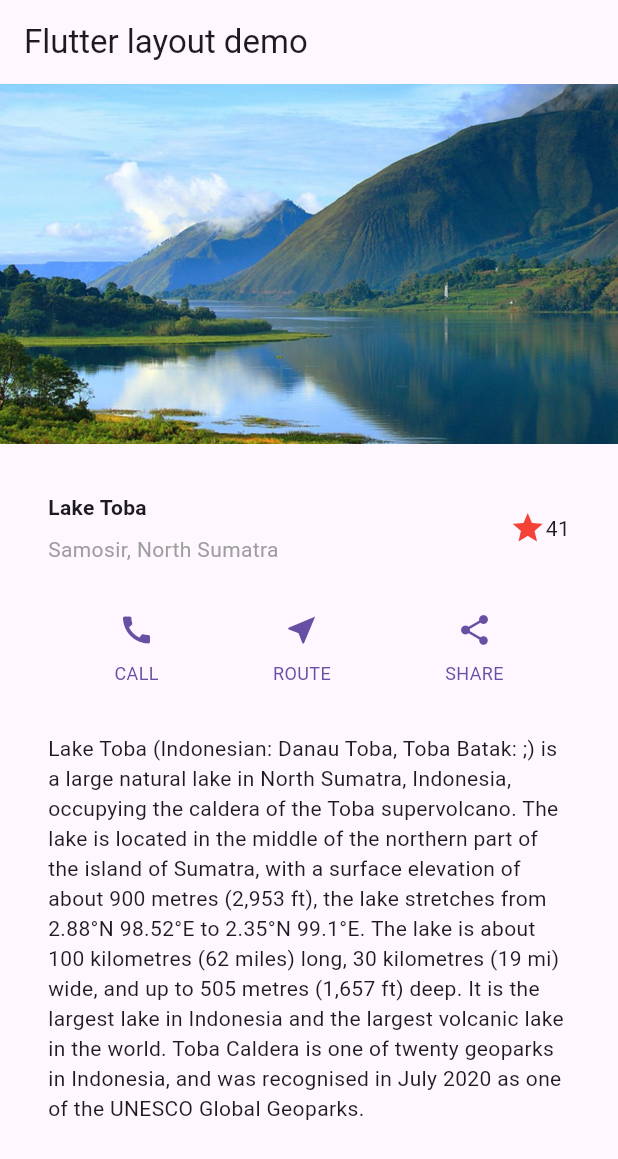
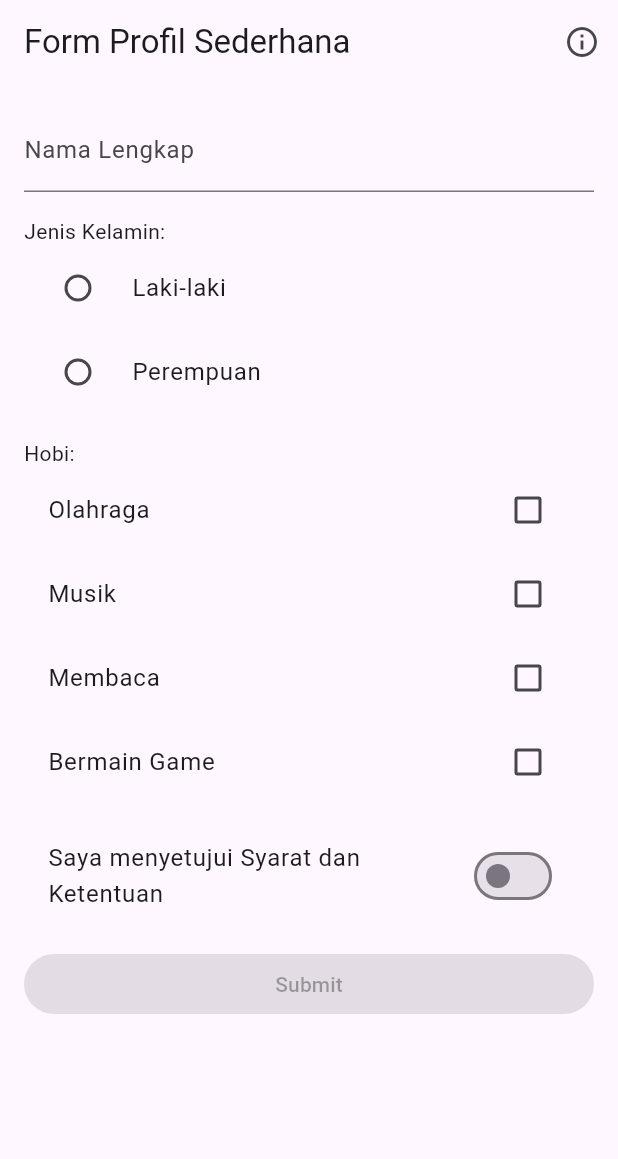
Before and after one commit to jcyleen-lgtm/tugas6_flutter, a Flutter app: the screen it shows after launch, on a phone screen of 412 x 824 dp. Shown: the top 1159 px of the screen. Run offline on Flutter 3.47's test engine with Material 3 defaults, Android fonts, the phone set to English and light mode, and no system bars.

Commit message:
Update tugas untuk repository tugas4

```diff
--- a/lib/main.dart
+++ b/lib/main.dart
@@ -1,226 +1,133 @@
 import 'package:flutter/material.dart';
-import 'package:flutter/rendering.dart';
 
-// void main() => runApp(const MyApp());
-void main() {
-  debugPaintSizeEnabled = true;
-  runApp(const MyApp());
-}
+void main() => runApp(const MyApp());
 
 class MyApp extends StatelessWidget {
   const MyApp({super.key});
 
   @override
   Widget build(BuildContext context) {
-    const String appTitle = 'Flutter layout demo';
     return MaterialApp(
-      title: appTitle,
-      home: Scaffold(
-        appBar: AppBar(title: const Text(appTitle)),
-        // #docregion add-widget
-        body: const SingleChildScrollView(
-          child: Column(
-            children: [
-              // image
-              ImageSection(image: 'lib/assets/images/danau_toba.jpg'),
+      debugShowCheckedModeBanner: false,
+      theme: ThemeData(
+        useMaterial3: true,
+        colorSchemeSeed: Colors.deepPurple,
+      ),
+      home: const ProfileFormPage(),
+    );
+  }
+}
 
-              // row 1
-              TitleSection(
-                name: 'Lake Toba',
-                location: 'Samosir, North Sumatra',
-              ),
+class ProfileFormPage extends StatefulWidget {
+  const ProfileFormPage({super.key});
 
-              // row 2
-              ButtonSection(),
+  @override
+  State<ProfileFormPage> createState() => _ProfileFormPageState();
+}
 
-              // text
-              TextSection(
-                description:
-                'Lake Toba (Indonesian: Danau Toba, Toba Batak: ;) is a large '
-                    'natural lake in North Sumatra, Indonesia, occupying the caldera of '
-                    'the Toba supervolcano. The lake is located in the middle of '
-                    'the northern part of the island of Sumatra, with a surface elevation '
-                    'of about 900 metres (2,953 ft), the lake stretches '
-                    'from 2.88°N 98.52°E to 2.35°N 99.1°E. '
-                    'The lake is about 100 kilometres (62 miles) long, 30 kilometres (19 mi) wide, '
-                    'and up to 505 metres (1,657 ft) deep. It is the largest lake in Indonesia '
-                    'and the largest volcanic lake in the world. '
-                    'Toba Caldera is one of twenty geoparks in Indonesia, '
-                    'and was recognised in July 2020 as one of the UNESCO Global Geoparks.',
-              ),
-            ],
+class _ProfileFormPageState extends State<ProfileFormPage> {
+  final TextEditingController _nameController = TextEditingController();
+  String? gender;
+  Map<String, bool> hobbies = {
+    "Olahraga": false,
+    "Musik": false,
+    "Membaca": false,
+    "Bermain Game": false,
+  };
+  bool agreed = false;
+
+  bool get isFormValid =>
+      _nameController.text.isNotEmpty && gender != null && agreed;
+
+  void _showProfileData() {
+    final selectedHobbies =
+    hobbies.entries.where((e) => e.value).map((e) => e.key).join(", ");
+
+    showDialog(
+      context: context,
+      builder: (_) => AlertDialog(
+        title: const Text("Data Profil Anda"),
+        content: Text(
+          "Nama: ${_nameController.text}\n"
+              "Jenis Kelamin: $gender\n"
+              "Hobi: ${selectedHobbies.isEmpty ? '-' : selectedHobbies}\n"
+              "Menyetujui Syarat: ${agreed ? "Ya" : "Tidak"}",
+        ),
+        actions: [
+          TextButton(
+            onPressed: () => Navigator.pop(context),
+            child: const Text("Tutup"),
           ),
+        ],
+      ),
+    );
+  }
+
+  @override
+  Widget build(BuildContext context) {
+    return Scaffold(
+      appBar: AppBar(
+        title: const Text("Form Profil Sederhana"),
+        actions: [
+          IconButton(
+            icon: const Icon(Icons.info_outline),
+            onPressed: () => debugPrint("Info clicked"),
+          )
+        ],
+      ),
+      body: Padding(
+        padding: const EdgeInsets.all(16),
+        child: ListView(
+          children: [
+            TextField(
+              controller: _nameController,
+              decoration: const InputDecoration(labelText: "Nama Lengkap"),
+              onChanged: (_) => setState(() {}),
+            ),
+            const SizedBox(height: 16),
+
+            // RadioButton Gender
+            const Text("Jenis Kelamin:"),
+            RadioListTile(
+              title: const Text("Laki-laki"),
+              value: "Laki-laki",
+              groupValue: gender,
+              onChanged: (value) => setState(() => gender = value),
+            ),
+            RadioListTile(
+              title: const Text("Perempuan"),
+              value: "Perempuan",
+              groupValue: gender,
+              onChanged: (value) => setState(() => gender = value),
+            ),
+
+            const SizedBox(height: 16),
+            const Text("Hobi:"),
+            ...hobbies.keys.map((hobi) {
+              return CheckboxListTile(
+                title: Text(hobi),
+                value: hobbies[hobi],
+                onChanged: (val) => setState(() {
+                  hobbies[hobi] = val!;
+                }),
+              );
+            }),
+
+            const SizedBox(height: 16),
+            SwitchListTile(
+              title: const Text("Saya menyetujui Syarat dan Ketentuan"),
+              value: agreed,
+              onChanged: (val) => setState(() => agreed = val),
+            ),
+
+            const SizedBox(height: 16),
+            ElevatedButton(
+              onPressed: isFormValid ? _showProfileData : null,
+              child: const Text("Submit"),
+            ),
+          ],
         ),
-        // #enddocregion add-widget
       ),
     );
   }
 }
-
-class TitleSection extends StatelessWidget {
-  const TitleSection({super.key, required this.name, required this.location});
-
-  final String name;
-  final String location;
-
-  @override
-  Widget build(BuildContext context) {
-    return Padding(
-      padding: const EdgeInsets.all(32),
-      child: Row(
-        children: [
-          Expanded(
-            child: Column(
-              crossAxisAlignment: CrossAxisAlignment.start,
-              children: [
-                Padding(
-                  padding: const EdgeInsets.only(bottom: 8),
-                  child: Text(
-                    name,
-                    style: const TextStyle(fontWeight: FontWeight.bold),
-                  ),
-                ),
-                Text(location, style: TextStyle(color: Colors.grey[500])),
-              ],
-            ),
-          ),
-          Icon(Icons.star, color: Colors.red[500]),
-          const Text('41'),
-        ],
-      ),
-    );
-  }
-}
-
-class ButtonSection extends StatelessWidget {
-  const ButtonSection({super.key});
-
-  @override
-  Widget build(BuildContext context) {
-    final Color color = Theme.of(context).primaryColor;
-    return SizedBox(
-      child: Row(
-        mainAxisAlignment: MainAxisAlignment.spaceEvenly,
-        children: [
-          ButtonWithText(color: color, icon: Icons.call, label: 'CALL'),
-          ButtonWithText(color: color, icon: Icons.near_me, label: 'ROUTE'),
-          ButtonWithText(color: color, icon: Icons.share, label: 'SHARE'),
-        ],
-      ),
-    );
-  }
-}
-
-class ButtonWithText extends StatelessWidget {
-  const ButtonWithText({
-    super.key,
-    required this.color,
-    required this.icon,
-    required this.label,
-  });
-
-  final Color color;
-  final IconData icon;
-  final String label;
-
-  @override
-  Widget build(BuildContext context) {
-    return Column(
-      mainAxisSize: MainAxisSize.min,
-      mainAxisAlignment: MainAxisAlignment.center,
-      children: [
-        Icon(icon, color: color),
-        Padding(
-          padding: const EdgeInsets.only(top: 8),
-          child: Text(
-            label,
-            style: TextStyle(
-              fontSize: 12,
-              fontWeight: FontWeight.w400,
-              color: color,
-            ),
-          ),
-        ),
-      ],
-    );
-  }
-}
-
-class TextSection extends StatelessWidget {
-  const TextSection({super.key, required this.description});
-
-  final String description;
-
-  @override
-  Widget build(BuildContext context) {
-    return Padding(
-      padding: const EdgeInsets.all(32),
-      child: Text(description, softWrap: true),
-    );
-  }
-}
-
-// #docregion image-asset
-class ImageSection extends StatelessWidget {
-  const ImageSection({super.key, required this.image});
-
-  final String image;
-
-  @override
-  Widget build(BuildContext context) {
-    return Image.asset(image, width: 600, height: 240, fit: BoxFit.cover);
-  }
-}
-// #enddocregion image-section
-
-// #docregion favorite-widget
-class FavoriteWidget extends StatefulWidget {
-  const FavoriteWidget({super.key});
-
-  @override
-  State<FavoriteWidget> createState() => _FavoriteWidgetState();
-}
-// #enddocregion favorite-widget
-
-// #docregion favorite-state, favorite-state-fields, favorite-state-build
-class _FavoriteWidgetState extends State<FavoriteWidget> {
-  bool _isFavorited = true;
-  int _favoriteCount = 41;
-
-  void _toggleFavorite() {
-    setState(() {
-      if (_isFavorited) {
-        _favoriteCount -= 1;
-        _isFavorited = false;
-      } else {
-        _favoriteCount += 1;
-        _isFavorited = true;
-      }
-    });
-  }
-
-  @override
-  Widget build(BuildContext context) {
-    return Row(
-      mainAxisSize: MainAxisSize.min,
-      children: [
-        Container(
-          padding: const EdgeInsets.all(0),
-          child: IconButton(
-            padding: const EdgeInsets.all(0),
-            alignment: Alignment.center,
-            icon: (_isFavorited
-                ? const Icon(Icons.star)
-                : const Icon(Icons.star_border)),
-            color: Colors.red[500],
-            onPressed: _toggleFavorite,
-          ),
-        ),
-        SizedBox(
-          width: 18,
-          child: SizedBox(child: Text('$_favoriteCount')),
-        ),
-      ],
-    );
-  }
-}
```
